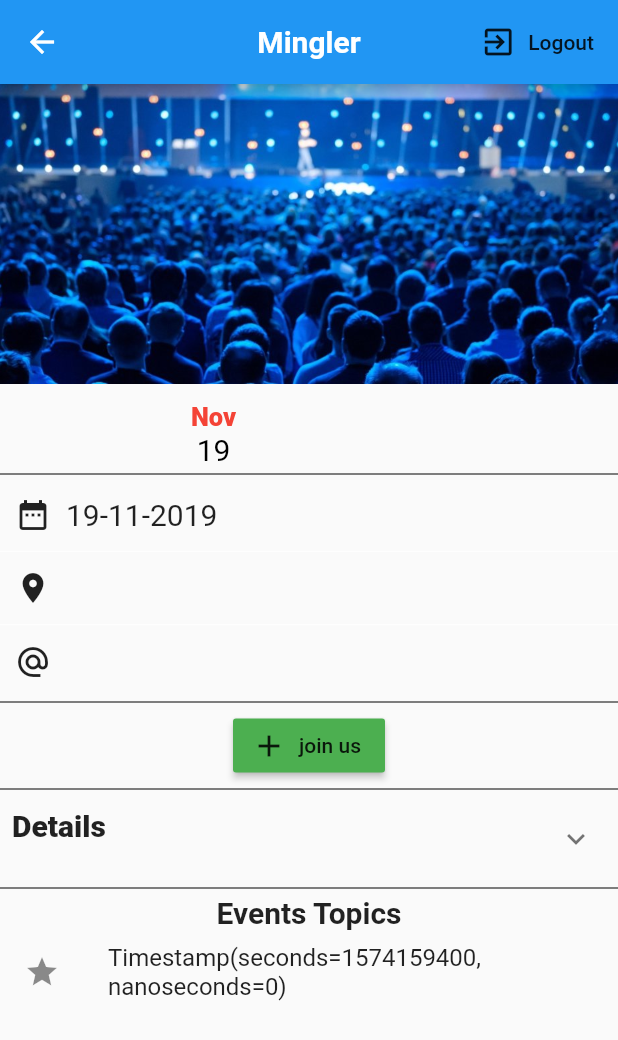
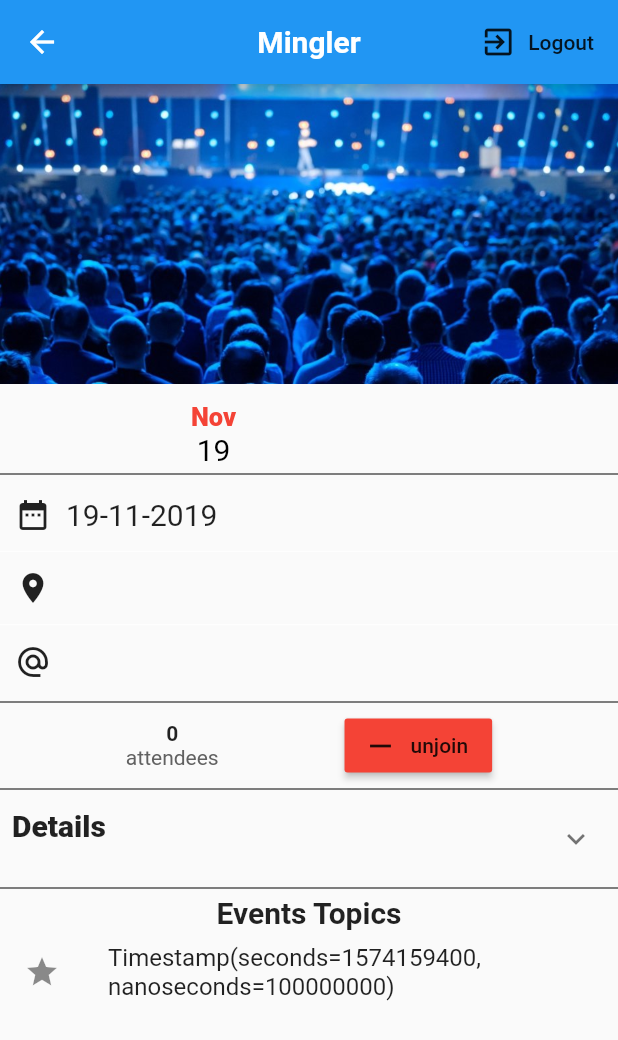
Before and after one commit to softeng-feup/open-cx-powerrangers, a Flutter app: the ConferencePage screen opened directly with empty values, on a phone screen of 412 x 824 dp. Shown: the top 1040 px of the screen. Run offline on Flutter 3.47's test engine with Material 2 defaults, Android fonts, the phone set to English and light mode, and no system bars; drawn by our look-alikes of expandable; our stand-ins replace cached_network_image, cloud_firestore, firebase_auth, firebase_storage, flutter_image_compress, image_picker; accounts and stored records are empty.

Commit message:
finished search conferences and database registration of attendees

```diff
--- a/flutter_app/lib/app_screens/conference_edit.dart
+++ b/flutter_app/lib/app_screens/conference_edit.dart
@@ -97,7 +97,7 @@ class _ConferenceEditState extends State<ConferenceEdit> {
   }
 
   _submit() async {
-    if (_formKey.currentState.validate()) {
+    if (_formKey.currentState.validate() && !_isLoading) {
       _formKey.currentState.save();
 
       setState(() {
--- a/flutter_app/lib/app_screens/conference_page.dart
+++ b/flutter_app/lib/app_screens/conference_page.dart
@@ -5,14 +5,16 @@ import 'package:flutter_app/app_screens/conference_edit.dart';
 import 'package:flutter_app/models/Conference.dart';
 import 'package:flutter_app/models/UserData.dart';
 import 'package:flutter_app/services/auth.dart';
+import 'package:flutter_app/services/database.dart';
 import 'package:flutter_app/utils/constants.dart';
 import 'package:provider/provider.dart';
 import 'package:url_launcher/url_launcher.dart';
 
 class ConferencePage extends StatefulWidget {
+  final String currentUserId;
   final String eventId;
 
-  ConferencePage({this.eventId});
+  ConferencePage({this.currentUserId, this.eventId});
 
   @override
   _ConferencePageState createState() => _ConferencePageState();
@@ -29,16 +31,27 @@ class _ConferencePageState extends State<ConferencePage> {
   }
 
   joinEvent() {
-    print('following event');
+
+    Database.followEvent(
+        currentUserId: widget.currentUserId,
+        eventId: widget.eventId);
+
     setState(() {
       isJoined = true;
+      atCnt++;
     });
   }
 
   unJoinEvent() {
-    print('unfollowing event');
+
+    Database.unFollowEvent(
+      currentUserId: widget.currentUserId,
+      eventId: widget.eventId
+    );
+
     setState(() {
       isJoined = false;
+      atCnt--;
     });
   }
 
@@ -58,6 +71,34 @@ class _ConferencePageState extends State<ConferencePage> {
       leading: Icon(Icons.star),
       title: Text(topic)
     );
+  }
+
+  @override
+  void initState() {
+    super.initState();
+    _setupIsJoined();
+    _setupFollowerCount();
+  }
+
+  _setupIsJoined() async
+  {
+    bool isFollowingEvent = await Database.isFollowingEvent(
+      currentUserId: widget.currentUserId,
+      eventId: widget.eventId
+    );
+
+    setState(() {
+      isJoined = isFollowingEvent;
+    });
+  }
+
+  _setupFollowerCount() async
+  {
+    int userFollowerCnt = await Database.numFollowers(widget.eventId);
+
+    setState(() {
+      atCnt = userFollowerCnt;
+    });
   }
 
   @override
@@ -282,8 +323,8 @@ class _ConferencePageState extends State<ConferencePage> {
                       physics: NeverScrollableScrollPhysics(),
                       itemCount: _getTopics(conf).length,
                       itemBuilder: (BuildContext context, int index){
-                      String topic = _getTopics(conf)[index];
-                      return _buildTopicTile(topic);
+                        String topic = _getTopics(conf)[index];
+                        return _buildTopicTile(topic);
                       },
                   ),
               ],
@@ -300,6 +341,22 @@ class _ConferencePageState extends State<ConferencePage> {
         return Row(
           mainAxisAlignment: MainAxisAlignment.spaceEvenly,
           children: <Widget>[
+            Column(
+              children: <Widget>[
+                Text(
+                  atCnt.toString(),
+                  style: TextStyle(
+                      fontWeight: FontWeight.bold
+                  ),
+                ),
+                Text(
+                  'going',
+                  style: TextStyle(
+                      color: Colors.grey[700]
+                  ),
+                )
+              ],
+            ),
             buildJoinButton(),
             FlatButton(
               color: Colors.blue,
@@ -314,9 +371,25 @@ class _ConferencePageState extends State<ConferencePage> {
     }
     else {
       return Row(
-          mainAxisAlignment: MainAxisAlignment.center,
+          mainAxisAlignment: MainAxisAlignment.spaceEvenly,
           children: <Widget>[
-          buildJoinButton(),
+            Column(
+              children: <Widget>[
+                Text(
+                      atCnt.toString(),
+                      style: TextStyle(
+                          fontWeight: FontWeight.bold
+                      ),
+                ),
+                Text(
+                  'attendees',
+                  style: TextStyle(
+                    color: Colors.grey[700]
+                  ),
+                )
+              ],
+            ),
+            buildJoinButton(),
         ]
       );
     }
--- a/flutter_app/lib/app_screens/search_screen.dart
+++ b/flutter_app/lib/app_screens/search_screen.dart
@@ -3,7 +3,9 @@ import 'package:cloud_firestore/cloud_firestore.dart';
 import 'package:flutter/material.dart';
 import 'package:flutter_app/app_screens/conference_page.dart';
 import 'package:flutter_app/models/Conference.dart';
+import 'package:flutter_app/models/UserData.dart';
 import 'package:flutter_app/services/database.dart';
+import 'package:provider/provider.dart';
 
 class SearchScreen extends StatefulWidget {
   @override
@@ -27,7 +29,9 @@ class _SearchScreenState extends State<SearchScreen> {
       title: Text(conference.name),
       onTap: () => Navigator.push(
           context,
-          MaterialPageRoute(builder: (_) => ConferencePage(eventId: conference.eventId,))),
+          MaterialPageRoute(builder: (_) => ConferencePage(
+            currentUserId: Provider.of<UserData>(context).currentUserId,
+            eventId: conference.eventId,))),
     );
   }
 
--- a/flutter_app/lib/services/database.dart
+++ b/flutter_app/lib/services/database.dart
@@ -52,4 +52,44 @@ class Database{
     return events;
   }
 
+  static void followEvent ({String currentUserId, String eventId})
+  {
+    //adiciona o evento à lista de eventos que o currentUser se juntou
+    followingRef.document(currentUserId).collection('userFollowing').document(eventId).setData({});
+
+    //adiciona o currentUser à lista de users que seguem o evento eventId
+    followersRef.document(eventId).collection('userFollowers').document(currentUserId).setData({});
+  }
+
+  static void unFollowEvent ({String currentUserId, String eventId})
+  {
+    //remove o evento da lista de eventos que o currentUser se juntou
+    followingRef.document(currentUserId).collection('userFollowing').document(eventId).get()
+    .then((doc){
+      if(doc.exists)
+        doc.reference.delete();
+    });
+
+    //remove o currentUser da lista de users que seguem o evento eventId
+    followersRef.document(eventId).collection('userFollowers').document(currentUserId).get()
+    .then((doc){
+      if(doc.exists)
+        doc.reference.delete();
+    });
+  }
+
+  static Future<bool> isFollowingEvent({String currentUserId, String eventId}) async
+  {
+    DocumentSnapshot followingDoc = await followersRef.document(eventId).collection('userFollowers')
+        .document(currentUserId).get();
+
+    return followingDoc.exists;
+  }
+
+  static Future<int> numFollowers(String eventId) async {
+    QuerySnapshot followersSnap = await followersRef.document(eventId).collection('userFollowers').getDocuments();
+
+    return followersSnap.documents.length;
+  }
+
 }
--- a/flutter_app/lib/utils/constants.dart
+++ b/flutter_app/lib/utils/constants.dart
@@ -5,3 +5,5 @@ final _fireStore = Firestore.instance;
 final storageRef = FirebaseStorage.instance.ref();
 final usersRef = _fireStore.collection('users');
 final eventRef = _fireStore.collection('events');
+final followersRef = _fireStore.collection('followers');
+final followingRef = _fireStore.collection('following');
```
Also changed, not shown: flutter_app/lib/app_screens/edit_profile.dart (+11 -9 lines).
